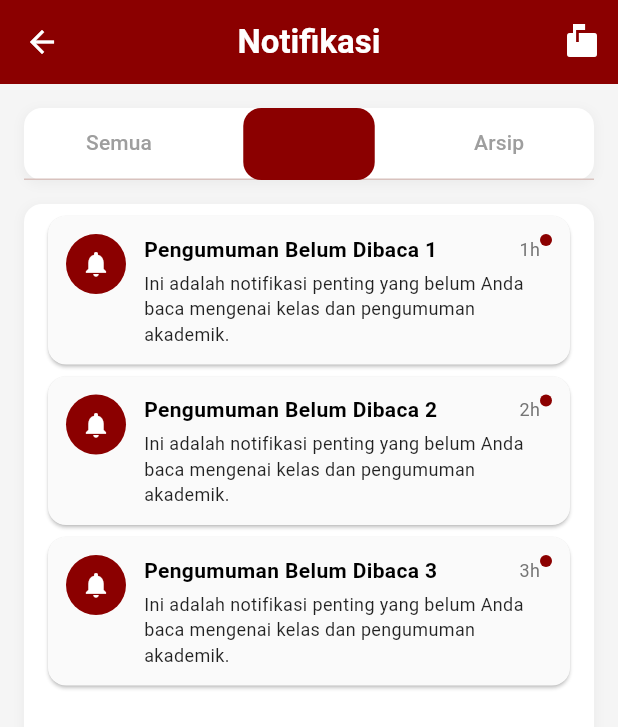
After one commit to khoirurrohman/celoe, a Flutter app: the NotificationsScreen screen opened directly, tab 2 chosen, on a phone screen of 412 x 824 dp. The commit adds this screen. Shown: the top 727 px of the screen. Run offline on Flutter 3.47's test engine with Material 3 defaults, Android fonts, the light colour scheme and no system bars; network calls fail.

Commit message:
membuat halaman notifikasi

```diff
--- a/lib/dashboard_screen.dart
+++ b/lib/dashboard_screen.dart
@@ -2,6 +2,7 @@ import 'package:flutter/material.dart';
 import 'class_progress_screen.dart'; // Import the class progress screen
 import 'profile_screen.dart'; // Import the profile screen
 import 'my_classes_screen.dart'; // Import the my classes screen
+import 'notifications_screen.dart'; // Import the notifications screen
 
 class DashboardScreen extends StatefulWidget {
   const DashboardScreen({super.key});
@@ -357,7 +358,17 @@ class _DashboardScreenState extends State<DashboardScreen> {
                 },
                 child: _buildBottomNavItem(Icons.book, 'Kelas Saya'),
               ),
-              _buildBottomNavItem(Icons.notifications, 'Notifikasi'),
+              GestureDetector(
+                onTap: () {
+                  // Navigate to notifications screen
+                  Navigator.of(context).push(
+                    MaterialPageRoute(
+                      builder: (context) => const NotificationsScreen(),
+                    ),
+                  );
+                },
+                child: _buildBottomNavItem(Icons.notifications, 'Notifikasi'),
+              ),
             ],
           ),
         ),
--- /dev/null
+++ b/lib/notifications_screen.dart
@@ -0,0 +1,355 @@
+import 'package:flutter/material.dart';
+
+class NotificationsScreen extends StatefulWidget {
+  const NotificationsScreen({super.key});
+
+  @override
+  State<NotificationsScreen> createState() => _NotificationsScreenState();
+}
+
+class _NotificationsScreenState extends State<NotificationsScreen> {
+  @override
+  Widget build(BuildContext context) {
+    return DefaultTabController(
+      length: 3,
+      child: Scaffold(
+        appBar: AppBar(
+          backgroundColor: const Color(0xFF8B0000), // Dark red
+          foregroundColor: Colors.white,
+          title: const Text(
+            'Notifikasi',
+            style: TextStyle(color: Colors.white, fontWeight: FontWeight.bold),
+          ),
+          centerTitle: true,
+          actions: [
+            IconButton(
+              icon: const Icon(Icons.markunread_mailbox),
+              onPressed: () {
+                // Mark all as read functionality
+              },
+            ),
+          ],
+        ),
+        body: Container(
+          color: Colors.grey[100], // Light grey background
+          child: Column(
+            children: [
+              // Notification Categories Tabs
+              Container(
+                margin: const EdgeInsets.all(16.0),
+                decoration: BoxDecoration(
+                  color: Colors.white,
+                  borderRadius: BorderRadius.circular(12),
+                  boxShadow: [
+                    BoxShadow(
+                      color: Colors.grey.withOpacity(0.1),
+                      spreadRadius: 1,
+                      blurRadius: 5,
+                      offset: const Offset(0, 2),
+                    ),
+                  ],
+                ),
+                child: TabBar(
+                  labelColor: const Color(0xFF8B0000), // Dark red
+                  unselectedLabelColor: Colors.grey,
+                  indicator: BoxDecoration(
+                    color: const Color(0xFF8B0000), // Dark red
+                    borderRadius: BorderRadius.circular(12),
+                  ),
+                  tabs: const [
+                    Tab(text: 'Semua'),
+                    Tab(text: 'Belum Dibaca'),
+                    Tab(text: 'Arsip'),
+                  ],
+                ),
+              ),
+
+              // Notifications List
+              Expanded(
+                child: Container(
+                  margin: const EdgeInsets.symmetric(horizontal: 16.0),
+                  decoration: BoxDecoration(
+                    color: Colors.white,
+                    borderRadius: BorderRadius.circular(12),
+                    boxShadow: [
+                      BoxShadow(
+                        color: Colors.grey.withOpacity(0.1),
+                        spreadRadius: 1,
+                        blurRadius: 5,
+                        offset: const Offset(0, 2),
+                      ),
+                    ],
+                  ),
+                  child: TabBarView(
+                    children: [
+                      // All Notifications Tab
+                      _buildNotificationsTab(),
+                      // Unread Notifications Tab
+                      _buildUnreadNotificationsTab(),
+                      // Archived Notifications Tab
+                      _buildArchivedNotificationsTab(),
+                    ],
+                  ),
+                ),
+              ),
+            ],
+          ),
+        ),
+      ),
+    );
+  }
+
+  Widget _buildNotificationsTab() {
+    return Padding(
+      padding: const EdgeInsets.all(8.0),
+      child: ListView.builder(
+        itemCount: 6, // Number of notifications
+        itemBuilder: (context, index) {
+          bool isUnread = index < 3; // First 3 notifications are unread
+
+          return Card(
+            margin: const EdgeInsets.only(bottom: 8, left: 8, right: 8),
+            color: isUnread
+                ? Colors.grey[50]
+                : Colors.white, // Light grey for unread
+            child: Padding(
+              padding: const EdgeInsets.all(12.0),
+              child: Row(
+                crossAxisAlignment: CrossAxisAlignment.start,
+                children: [
+                  // Notification icon
+                  Container(
+                    width: 40,
+                    height: 40,
+                    decoration: BoxDecoration(
+                      color: const Color(0xFF8B0000), // Dark red
+                      borderRadius: BorderRadius.circular(20),
+                    ),
+                    child: const Icon(
+                      Icons.notifications,
+                      color: Colors.white,
+                      size: 20,
+                    ),
+                  ),
+                  const SizedBox(width: 12),
+                  // Notification content
+                  Expanded(
+                    child: Column(
+                      crossAxisAlignment: CrossAxisAlignment.start,
+                      children: [
+                        Row(
+                          mainAxisAlignment: MainAxisAlignment.spaceBetween,
+                          children: [
+                            Expanded(
+                              child: Text(
+                                'Pengumuman ${index + 1}',
+                                style: TextStyle(
+                                  fontSize: 14,
+                                  fontWeight: isUnread
+                                      ? FontWeight.bold
+                                      : FontWeight.normal,
+                                  color: isUnread
+                                      ? Colors.black
+                                      : Colors.grey[700],
+                                ),
+                              ),
+                            ),
+                            Text(
+                              '${index + 1}h',
+                              style: TextStyle(
+                                fontSize: 12,
+                                color: Colors.grey[600],
+                              ),
+                            ),
+                          ],
+                        ),
+                        const SizedBox(height: 4),
+                        Text(
+                          'Ini adalah notifikasi penting mengenai kelas yang akan datang dan pengumuman akademik.',
+                          style: TextStyle(
+                            fontSize: 12,
+                            color: isUnread ? Colors.black87 : Colors.grey[600],
+                          ),
+                        ),
+                      ],
+                    ),
+                  ),
+                  // Unread indicator
+                  if (isUnread)
+                    Container(
+                      width: 8,
+                      height: 8,
+                      decoration: const BoxDecoration(
+                        color: Color(0xFF8B0000), // Dark red
+                        shape: BoxShape.circle,
+                      ),
+                    ),
+                ],
+              ),
+            ),
+          );
+        },
+      ),
+    );
+  }
+
+  Widget _buildUnreadNotificationsTab() {
+    return Padding(
+      padding: const EdgeInsets.all(8.0),
+      child: ListView.builder(
+        itemCount: 3, // Number of unread notifications
+        itemBuilder: (context, index) {
+          return Card(
+            margin: const EdgeInsets.only(bottom: 8, left: 8, right: 8),
+            color: Colors.grey[50], // Light grey for unread
+            child: Padding(
+              padding: const EdgeInsets.all(12.0),
+              child: Row(
+                crossAxisAlignment: CrossAxisAlignment.start,
+                children: [
+                  // Notification icon
+                  Container(
+                    width: 40,
+                    height: 40,
+                    decoration: BoxDecoration(
+                      color: const Color(0xFF8B0000), // Dark red
+                      borderRadius: BorderRadius.circular(20),
+                    ),
+                    child: const Icon(
+                      Icons.notifications,
+                      color: Colors.white,
+                      size: 20,
+                    ),
+                  ),
+                  const SizedBox(width: 12),
+                  // Notification content
+                  Expanded(
+                    child: Column(
+                      crossAxisAlignment: CrossAxisAlignment.start,
+                      children: [
+                        Row(
+                          mainAxisAlignment: MainAxisAlignment.spaceBetween,
+                          children: [
+                            Expanded(
+                              child: Text(
+                                'Pengumuman Belum Dibaca ${index + 1}',
+                                style: const TextStyle(
+                                  fontSize: 14,
+                                  fontWeight: FontWeight.bold,
+                                  color: Colors.black,
+                                ),
+                              ),
+                            ),
+                            Text(
+                              '${index + 1}h',
+                              style: TextStyle(
+                                fontSize: 12,
+                                color: Colors.grey[600],
+                              ),
+                            ),
+                          ],
+                        ),
+                        const SizedBox(height: 4),
+                        Text(
+                          'Ini adalah notifikasi penting yang belum Anda baca mengenai kelas dan pengumuman akademik.',
+                          style: const TextStyle(
+                            fontSize: 12,
+                            color: Colors.black87,
+                          ),
+                        ),
+                      ],
+                    ),
+                  ),
+                  // Unread indicator
+                  Container(
+                    width: 8,
+                    height: 8,
+                    decoration: const BoxDecoration(
+                      color: Color(0xFF8B0000), // Dark red
+                      shape: BoxShape.circle,
+                    ),
+                  ),
+                ],
+              ),
+            ),
+          );
+        },
+      ),
+    );
+  }
+
+  Widget _buildArchivedNotificationsTab() {
+    return Padding(
+      padding: const EdgeInsets.all(8.0),
+      child: ListView.builder(
+        itemCount: 2, // Number of archived notifications
+        itemBuilder: (context, index) {
+          return Card(
+            margin: const EdgeInsets.only(bottom: 8, left: 8, right: 8),
+            child: Padding(
+              padding: const EdgeInsets.all(12.0),
+              child: Row(
+                crossAxisAlignment: CrossAxisAlignment.start,
+                children: [
+                  // Notification icon
+                  Container(
+                    width: 40,
+                    height: 40,
+                    decoration: BoxDecoration(
+                      color: Colors.grey[400], // Grey for archived
+                      borderRadius: BorderRadius.circular(20),
+                    ),
+                    child: const Icon(
+                      Icons.archive,
+                      color: Colors.white,
+                      size: 20,
+                    ),
+                  ),
+                  const SizedBox(width: 12),
+                  // Notification content
+                  Expanded(
+                    child: Column(
+                      crossAxisAlignment: CrossAxisAlignment.start,
+                      children: [
+                        Row(
+                          mainAxisAlignment: MainAxisAlignment.spaceBetween,
+                          children: [
+                            Expanded(
+                              child: Text(
+                                'Pengumuman Terarsip ${index + 1}',
+                                style: TextStyle(
+                                  fontSize: 14,
+                                  fontWeight: FontWeight.normal,
+                                  color: Colors.grey[700],
+                                ),
+                              ),
+                            ),
+                            Text(
+                              '${index + 3}d',
+                              style: TextStyle(
+                                fontSize: 12,
+                                color: Colors.grey[600],
+                              ),
+                            ),
+                          ],
+                        ),
+                        const SizedBox(height: 4),
+                        Text(
+                          'Ini adalah notifikasi yang telah diarsipkan dan tidak lagi aktif.',
+                          style: TextStyle(
+                            fontSize: 12,
+                            color: Colors.grey[600],
+                          ),
+                        ),
+                      ],
+                    ),
+                  ),
+                ],
+              ),
+            ),
+          );
+        },
+      ),
+    );
+  }
+}
```
